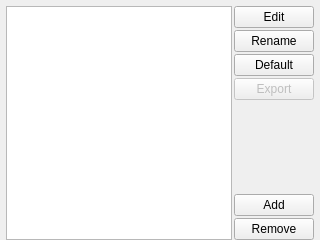
kipr/botui, file ui/ChannelConfigurationsWidget.ui: the form before one commit.
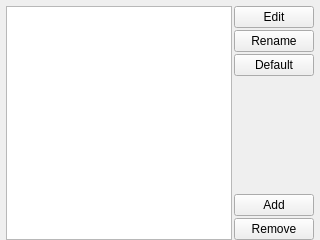
The form after the commit. Icons and pictures are not drawn.

Commit message: Hiding config export button for now

Diff of the .ui file:
```diff
--- a/ui/ChannelConfigurationsWidget.ui
+++ b/ui/ChannelConfigurationsWidget.ui
@@ -69,20 +69,6 @@
          </property>
         </widget>
        </item>
-       <item>
-        <widget class="QPushButton" name="export_">
-         <property name="enabled">
-          <bool>false</bool>
-         </property>
-         <property name="text">
-          <string>Export</string>
-         </property>
-         <property name="icon">
-          <iconset resource="../rc/icons.qrc">
-           <normaloff>:/icons/arrow_out.png</normaloff>:/icons/arrow_out.png</iconset>
-         </property>
-        </widget>
-       </item>
        <item>
         <spacer name="verticalSpacer_2">
          <property name="orientation">
```
